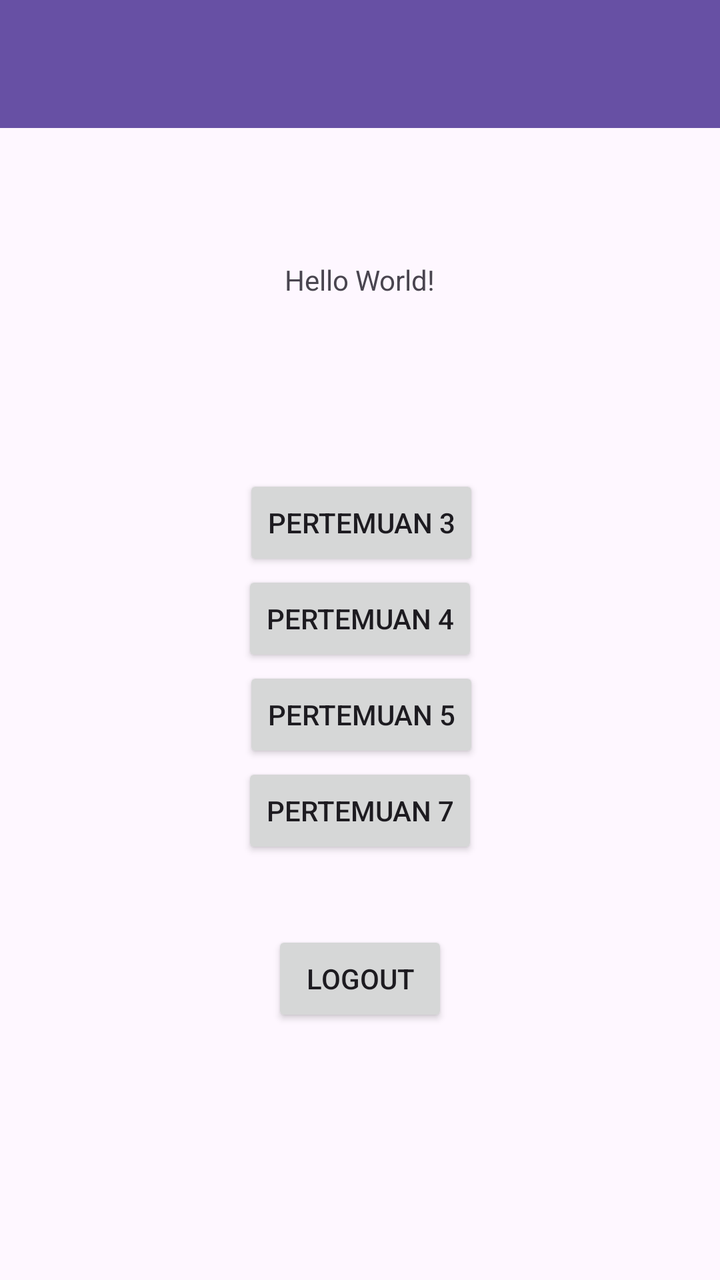
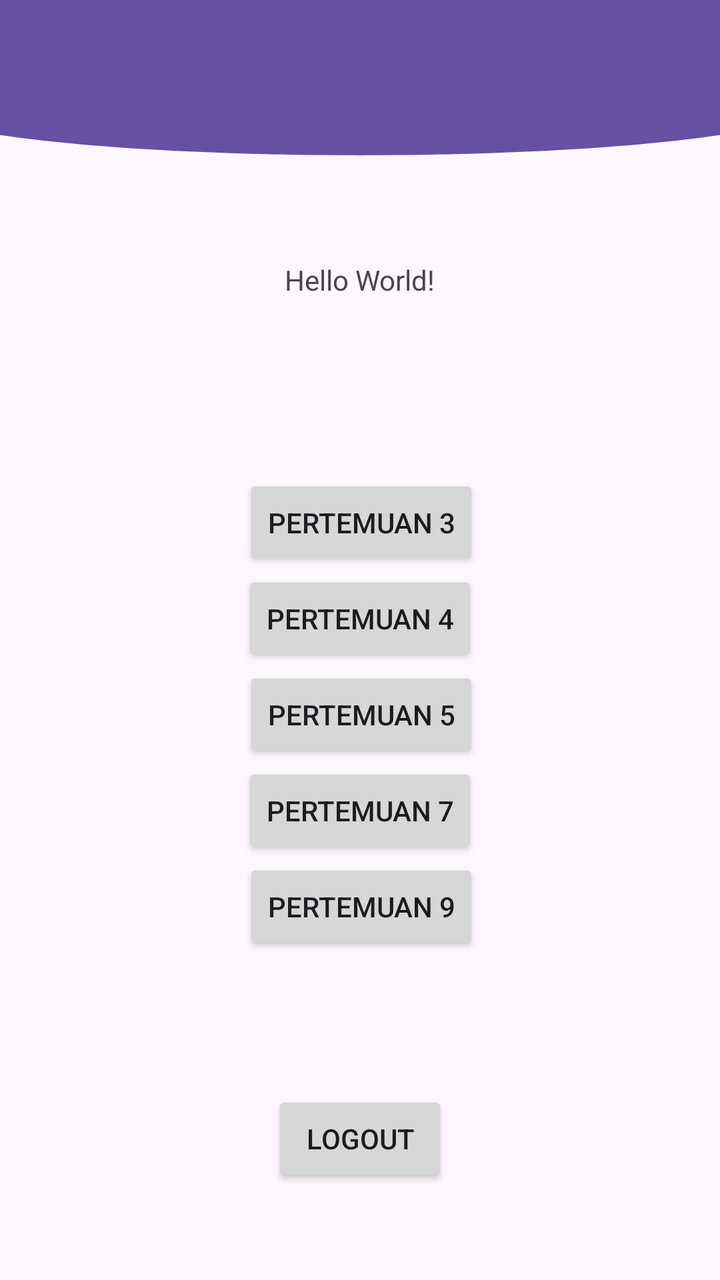

The first picture is an Android layout as it rendered before a commit; the second is the same layout after the commit. The layout source and the unified diff follow.
<!-- AndroidManifest.xml: application theme Theme.SonicApps -->
<!-- res/layout/fragment_home.xml -->
<?xml version="1.0" encoding="utf-8"?>
<androidx.constraintlayout.widget.ConstraintLayout
    xmlns:android="http://schemas.android.com/apk/res/android"
    xmlns:tools="http://schemas.android.com/tools"
    android:layout_width="match_parent"
    android:layout_height="match_parent"
    xmlns:app="http://schemas.android.com/apk/res-auto"
    tools:context=".Home.HomeFragment">

    <androidx.appcompat.widget.Toolbar
        android:id="@+id/toolbar"
        android:layout_width="match_parent"
        android:layout_height="?attr/actionBarSize"
        android:background="?attr/colorPrimary"
        app:layout_constraintEnd_toEndOf="parent"
        app:layout_constraintStart_toStartOf="parent"
        app:layout_constraintTop_toTopOf="parent"
        app:layout_scrollFlags="scroll|snap"
        app:subtitleTextColor="@android:color/white"
        app:titleTextColor="@android:color/white" />

    <TextView
        android:id="@+id/textView4"
        android:layout_width="wrap_content"
        android:layout_height="wrap_content"
        android:text="Hello World!"
        app:layout_constraintBottom_toBottomOf="parent"
        app:layout_constraintEnd_toEndOf="parent"
        app:layout_constraintStart_toStartOf="parent"
        app:layout_constraintTop_toTopOf="parent"
        app:layout_constraintVertical_bias="0.21" />

    <Button
        android:id="@+id/btnToFourth"
        android:layout_width="wrap_content"
        android:layout_height="wrap_content"
        android:text="Pertemuan 4"
        app:layout_constraintEnd_toEndOf="parent"
        app:layout_constraintStart_toStartOf="parent"
        app:layout_constraintTop_toBottomOf="@+id/btnToThird" />

    <Button
        android:id="@+id/btnToThird"
        android:layout_width="wrap_content"
        android:layout_height="wrap_content"
        android:layout_marginTop="88dp"
        android:text="Pertemuan 3"
        app:layout_constraintEnd_toEndOf="parent"
        app:layout_constraintHorizontal_bias="0.503"
        app:layout_constraintStart_toStartOf="parent"
        app:layout_constraintTop_toBottomOf="@+id/textView4" />

    <Button
        android:id="@+id/btnToFifth"
        android:layout_width="wrap_content"
        android:layout_height="wrap_content"
        android:text="Pertemuan 5"
        app:layout_constraintEnd_toEndOf="parent"
        app:layout_constraintHorizontal_bias="0.503"
        app:layout_constraintStart_toStartOf="parent"
        app:layout_constraintTop_toBottomOf="@+id/btnToFourth" />

    <Button
        android:id="@+id/btnToSeventh"
        android:layout_width="wrap_content"
        android:layout_height="wrap_content"
        android:text="Pertemuan 7"
        app:layout_constraintEnd_toEndOf="parent"
        app:layout_constraintStart_toStartOf="parent"
        app:layout_constraintTop_toBottomOf="@+id/btnToFifth" />

    <Button
        android:id="@+id/btnLogout"
        android:layout_width="wrap_content"
        android:layout_height="wrap_content"
        android:layout_marginTop="84dp"
        android:text="Logout"
        app:layout_constraintEnd_toEndOf="parent"
        app:layout_constraintStart_toStartOf="parent"
        app:layout_constraintTop_toBottomOf="@+id/btnToFifth" />

</androidx.constraintlayout.widget.ConstraintLayout>
<!-- resources referenced by this layout -->
<resources>
  <style name="Theme.SonicApps" parent="Base.Theme.SonicApps" />
  <style name="Base.Theme.SonicApps" parent="Theme.Material3.DayNight.NoActionBar">
          
          
      </style>
</resources>

<!-- the commit's change to res/layout/fragment_home.xml (unified diff, before → after) -->
@@ -6,6 +6,15 @@
     android:layout_height="match_parent"
     xmlns:app="http://schemas.android.com/apk/res-auto"
     tools:context=".Home.HomeFragment">
+
+    <View
+        android:id="@+id/background_header"
+        android:layout_width="0dp"
+        android:layout_height="90dp"
+        android:background="@drawable/bg_header_wave"
+        app:layout_constraintEnd_toEndOf="parent"
+        app:layout_constraintStart_toStartOf="parent"
+        app:layout_constraintTop_toTopOf="parent" />
 
     <androidx.appcompat.widget.Toolbar
         android:id="@+id/toolbar"
@@ -70,13 +79,24 @@
         app:layout_constraintTop_toBottomOf="@+id/btnToFifth" />
 
     <Button
+        android:id="@+id/btnToNinth"
+        android:layout_width="wrap_content"
+        android:layout_height="wrap_content"
+        android:layout_marginTop="48dp"
+        android:text="Pertemuan 9"
+        app:layout_constraintEnd_toEndOf="parent"
+        app:layout_constraintHorizontal_bias="0.503"
+        app:layout_constraintStart_toStartOf="parent"
+        app:layout_constraintTop_toBottomOf="@+id/btnToFifth" />
+
+    <Button
         android:id="@+id/btnLogout"
         android:layout_width="wrap_content"
         android:layout_height="wrap_content"
-        android:layout_marginTop="84dp"
+        android:layout_marginTop="68dp"
         android:text="Logout"
         app:layout_constraintEnd_toEndOf="parent"
         app:layout_constraintStart_toStartOf="parent"
-        app:layout_constraintTop_toBottomOf="@+id/btnToFifth" />
+        app:layout_constraintTop_toBottomOf="@+id/btnToNinth" />
 
 </androidx.constraintlayout.widget.ConstraintLayout>
<!-- resource entries referenced after the edit -->
@@ -1,5 +1,24 @@
 <!-- resources referenced by this layout -->
 <resources>
+  <!-- drawable bg_header_wave (drawable) -->
+  <vector xmlns:android="http://schemas.android.com/apk/res/android"
+      android:width="100dp"
+      android:height="100dp"
+      android:viewportWidth="100"
+      android:viewportHeight="100">
+  
+      
+      <path
+          android:fillColor="?attr/colorPrimary"
+          android:pathData="
+              M0,0
+              L100,0
+              L100,75
+              C 75,90
+                25,90
+                0,75
+              Z" />" />
+  </vector>
   <style name="Theme.SonicApps" parent="Base.Theme.SonicApps" />
   <style name="Base.Theme.SonicApps" parent="Theme.Material3.DayNight.NoActionBar">
           
